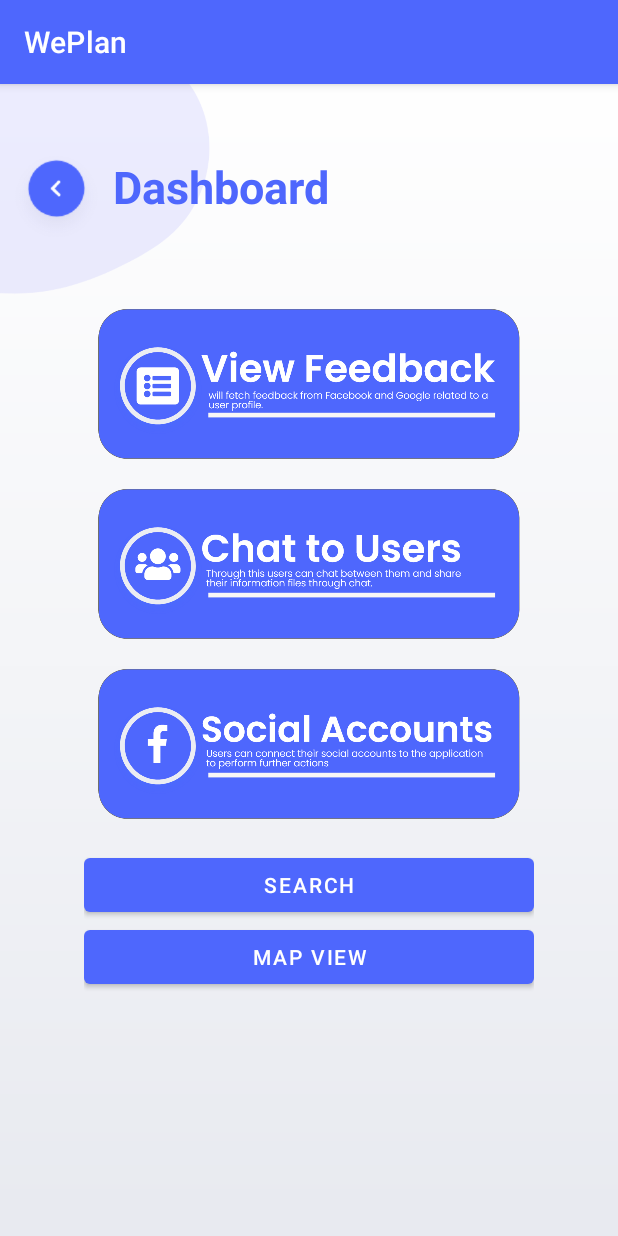
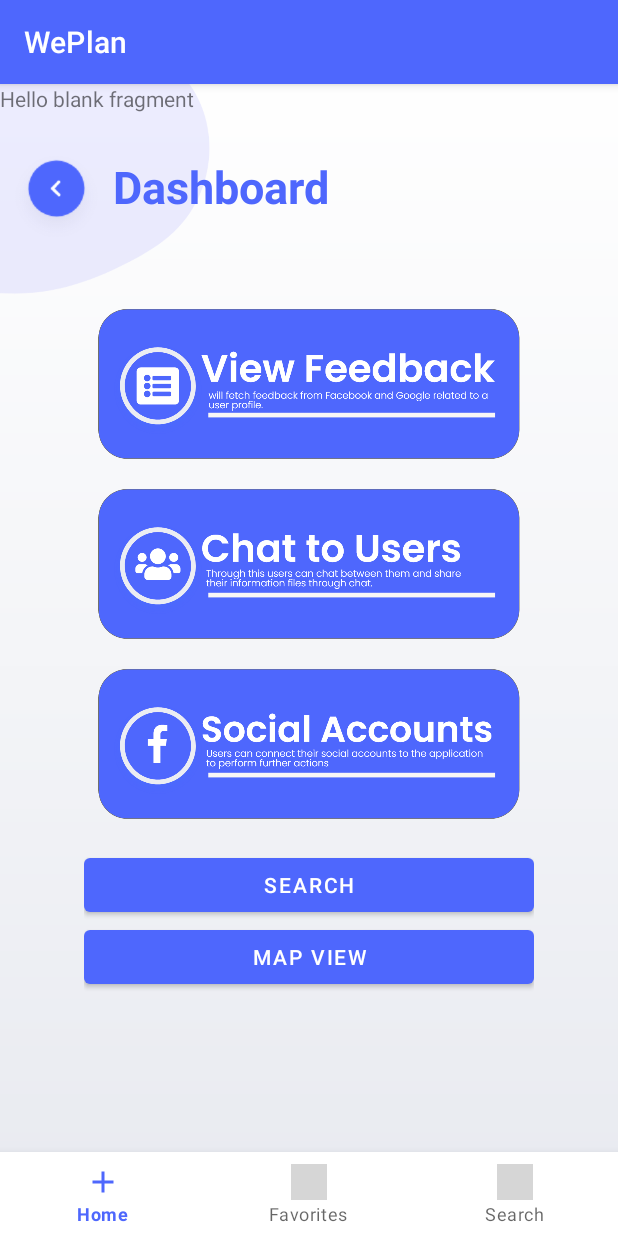
Before and after one commit to ashirali4/WePlan, an Android app: the screen it shows after launch (DashboardActivity), on a phone screen of 412 x 824 dp. Run offline under Robolectric (Android 15) with nearby library versions, the light colour scheme and no system bars; Roboto replaces fonts that are not available here; grey boxes are pictures that could not be loaded.

Commit message:
last commit after the servicelist

```diff
--- a/app/src/main/java/com/example/weplan/DashboardActivity.java
+++ b/app/src/main/java/com/example/weplan/DashboardActivity.java
@@ -1,19 +1,32 @@
 package com.example.weplan;
 
 import android.content.Intent;
+import android.net.Uri;
 import android.os.Bundle;
+import android.view.MenuItem;
 import android.view.View;
 
+import androidx.annotation.NonNull;
 import androidx.appcompat.app.AppCompatActivity;
+import androidx.fragment.app.Fragment;
 
-public class DashboardActivity extends AppCompatActivity {
+import com.example.weplan.Fragments.Accounts;
+import com.example.weplan.Fragments.Home_Dashboard_Featured;
+import com.example.weplan.Fragments.Location;
+import com.google.android.material.bottomnavigation.BottomNavigationView;
+
+public class DashboardActivity extends AppCompatActivity implements Accounts.OnFragmentInteractionListener,Location.OnFragmentInteractionListener,Home_Dashboard_Featured.OnFragmentInteractionListener {
 
     @Override
     protected void onCreate(Bundle savedInstanceState) {
         super.onCreate(savedInstanceState);
         setContentView(R.layout.activity_dashboard);
-
-
+        BottomNavigationView bottomNav = findViewById(R.id.bottom_navigation);
+        bottomNav.setOnNavigationItemSelectedListener(navListener);
+        if (savedInstanceState == null) {
+            getSupportFragmentManager().beginTransaction().replace(R.id.fragment_container,
+                    new Home_Dashboard_Featured()).commit();
+        }
     }
 
     public void viewfeedback(View view) {
@@ -37,4 +50,32 @@
         Intent intent=new Intent(this,requirement.class);
         startActivity(intent);
     }
+    private BottomNavigationView.OnNavigationItemSelectedListener navListener =
+            new BottomNavigationView.OnNavigationItemSelectedListener() {
+                @Override
+                public boolean onNavigationItemSelected(@NonNull MenuItem item) {
+                    Fragment selectedFragment = null;
+
+                    switch (item.getItemId()) {
+                        case R.id.nav_home:
+                            selectedFragment = new Home_Dashboard_Featured();
+                            break;
+                        case R.id.nav_favorites:
+                            selectedFragment = new Accounts();
+                            break;
+                        case R.id.nav_search:
+                            selectedFragment = new Location();
+                            break;}
+
+                    getSupportFragmentManager().beginTransaction().replace(R.id.fragment_container,
+                            selectedFragment).commit();
+
+                    return true;
+                }
+            };
+
+    @Override
+    public void onFragmentInteraction(Uri uri) {
+
+    }
 }
--- /dev/null
+++ b/app/src/main/java/com/example/weplan/Fragments/Home_Dashboard_Featured.java
@@ -0,0 +1,110 @@
+package com.example.weplan.Fragments;
+
+import android.content.Context;
+import android.net.Uri;
+import android.os.Bundle;
+import android.view.LayoutInflater;
+import android.view.View;
+import android.view.ViewGroup;
+
+import androidx.fragment.app.Fragment;
+
+import com.example.weplan.R;
+
+/**
+ * A simple {@link Fragment} subclass.
+ * Activities that contain this fragment must implement the
+ * {@link Home_Dashboard_Featured.OnFragmentInteractionListener} interface
+ * to handle interaction events.
+ * Use the {@link Home_Dashboard_Featured#newInstance} factory method to
+ * create an instance of this fragment.
+ */
+public class Home_Dashboard_Featured extends Fragment {
+    // TODO: Rename parameter arguments, choose names that match
+    // the fragment initialization parameters, e.g. ARG_ITEM_NUMBER
+    private static final String ARG_PARAM1 = "param1";
+    private static final String ARG_PARAM2 = "param2";
+
+    // TODO: Rename and change types of parameters
+    private String mParam1;
+    private String mParam2;
+
+    private OnFragmentInteractionListener mListener;
+
+    public Home_Dashboard_Featured() {
+        // Required empty public constructor
+    }
+
+    /**
+     * Use this factory method to create a new instance of
+     * this fragment using the provided parameters.
+     *
+     * @param param1 Parameter 1.
+     * @param param2 Parameter 2.
+     * @return A new instance of fragment Home_Dashboard_Featured.
+     */
+    // TODO: Rename and change types and number of parameters
+    public static Home_Dashboard_Featured newInstance(String param1, String param2) {
+        Home_Dashboard_Featured fragment = new Home_Dashboard_Featured();
+        Bundle args = new Bundle();
+        args.putString(ARG_PARAM1, param1);
+        args.putString(ARG_PARAM2, param2);
+        fragment.setArguments(args);
+        return fragment;
+    }
+
+    @Override
+    public void onCreate(Bundle savedInstanceState) {
+        super.onCreate(savedInstanceState);
+        if (getArguments() != null) {
+            mParam1 = getArguments().getString(ARG_PARAM1);
+            mParam2 = getArguments().getString(ARG_PARAM2);
+        }
+    }
+
+    @Override
+    public View onCreateView(LayoutInflater inflater, ViewGroup container,
+                             Bundle savedInstanceState) {
+        // Inflate the layout for this fragment
+        return inflater.inflate(R.layout.fragment_home__dashboard__featured, container, false);
+    }
+
+    // TODO: Rename method, update argument and hook method into UI event
+    public void onButtonPressed(Uri uri) {
+        if (mListener != null) {
+            mListener.onFragmentInteraction(uri);
+        }
+    }
+
+    @Override
+    public void onAttach(Context context) {
+        super.onAttach(context);
+        if (context instanceof OnFragmentInteractionListener) {
+            mListener = (OnFragmentInteractionListener) context;
+        } else {
+            throw new RuntimeException(context.toString()
+                    + " must implement OnFragmentInteractionListener");
+        }
+    }
+
+    @Override
+    public void onDetach() {
+        super.onDetach();
+        mListener = null;
+    }
+
+    /**
+     * This interface must be implemented by activities that contain this
+     * fragment to allow an interaction in this fragment to be communicated
+     * to the activity and potentially other fragments contained in that
+     * activity.
+     * <p>
+     * See the Android Training lesson <a href=
+     * "http://developer.android.com/training/basics/fragments/communicating.html"
+     * >Communicating with Other Fragments</a> for more information.
+     */
+    public interface OnFragmentInteractionListener {
+        // TODO: Update argument type and name
+        void onFragmentInteraction(Uri uri);
+    }
+}
--- a/app/src/main/res/layout/activity_dashboard.xml
+++ b/app/src/main/res/layout/activity_dashboard.xml
@@ -36,6 +36,12 @@
             android:textStyle="bold" />
     </LinearLayout>
 
+
+    <FrameLayout
+        android:id="@+id/fragment_container"
+        android:layout_width="match_parent"
+        android:layout_height="match_parent"
+        android:layout_above="@id/bottom_navigation">
         <LinearLayout
             android:layout_width="match_parent"
             android:layout_height="wrap_content"
@@ -105,5 +111,16 @@
             </LinearLayout>
 
         </LinearLayout>
+    </FrameLayout>
+
+
+
+
+    <com.google.android.material.bottomnavigation.BottomNavigationView
+        android:id="@+id/bottom_navigation"
+        android:layout_width="match_parent"
+        android:layout_height="wrap_content"
+        android:layout_alignParentBottom="true"
+        app:menu="@menu/menu"/>
 
 </RelativeLayout>
--- /dev/null
+++ b/app/src/main/res/layout/fragment_home__dashboard__featured.xml
@@ -0,0 +1,14 @@
+<?xml version="1.0" encoding="utf-8"?>
+<FrameLayout xmlns:android="http://schemas.android.com/apk/res/android"
+    xmlns:tools="http://schemas.android.com/tools"
+    android:layout_width="match_parent"
+    android:layout_height="match_parent"
+    tools:context=".Fragments.Home_Dashboard_Featured">
+
+    <!-- TODO: Update blank fragment layout -->
+    <TextView
+        android:layout_width="match_parent"
+        android:layout_height="match_parent"
+        android:text="@string/hello_blank_fragment" />
+
+</FrameLayout>
--- /dev/null
+++ b/app/src/main/res/menu/menu.xml
@@ -0,0 +1,19 @@
+<?xml version="1.0" encoding="utf-8"?>
+<menu xmlns:android="http://schemas.android.com/apk/res/android">
+
+    <item
+        android:id="@+id/nav_home"
+        android:icon="@drawable/ic_add_black_24dp"
+        android:title="Home" />
+
+    <item
+        android:id="@+id/nav_favorites"
+        android:icon="@drawable/ic_favorite_black_24dp"
+        android:title="Favorites" />
+
+    <item
+        android:id="@+id/nav_search"
+        android:icon="@drawable/ic_cancel_copy"
+        android:title="Search" />
+
+</menu>
```
Also changed, not shown: app/src/main/java/com/example/weplan/Fragments/Accounts.java (added, +110 -0 lines), app/src/main/java/com/example/weplan/Fragments/Location.java (added, +111 -0 lines), app/src/main/res/layout/fragment_accounts.xml (added, +14 -0 lines), app/src/main/res/layout/fragment_location.xml (added, +14 -0 lines). Lines whose indentation alone changed are shown as unchanged.
